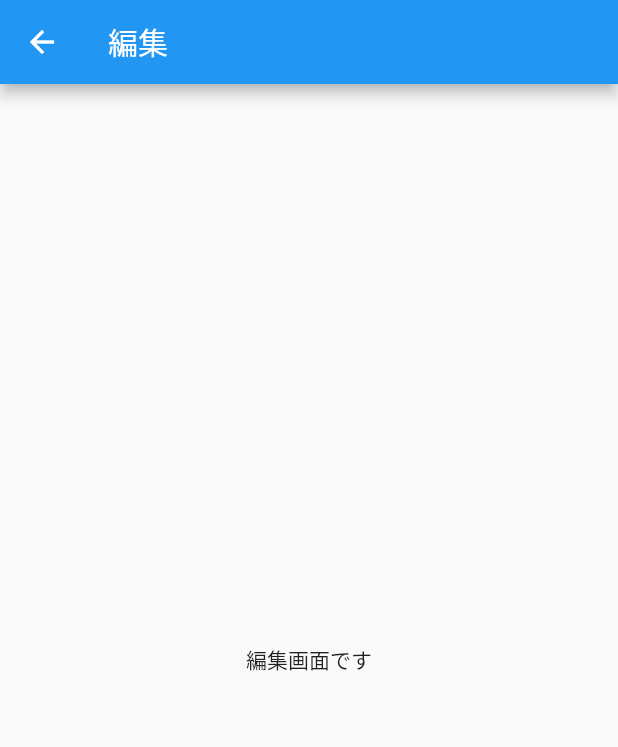
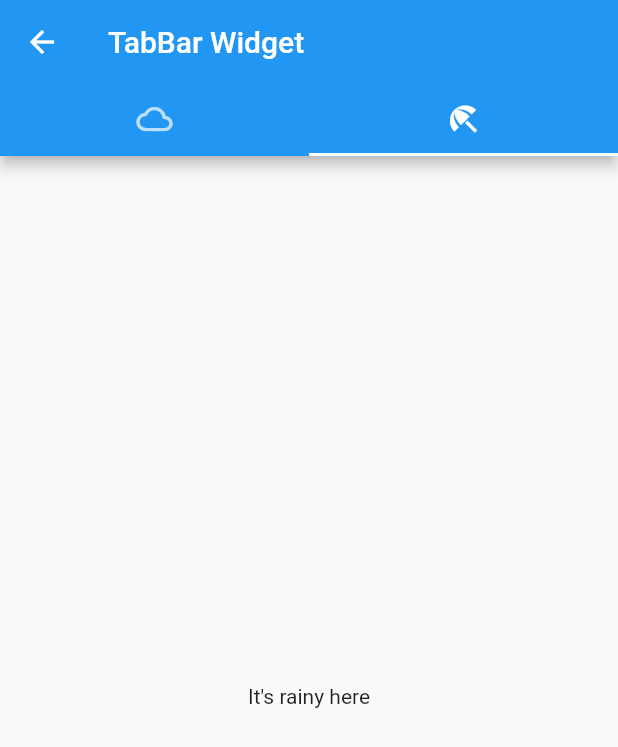
Before and after one commit to ShugoYabuno/memoru, a Flutter app: the Edit screen opened by its route, on a phone screen of 412 x 824 dp. Shown: the top 747 px of the screen. Run offline on Flutter 3.47's test engine with Material 2 defaults, Android fonts, the phone set to English and light mode, and no system bars; our stand-ins replace flutter_hooks, hooks_riverpod.

Commit message:
タブ表示

```diff
--- a/lib/edit.dart
+++ b/lib/edit.dart
@@ -1,19 +1,38 @@
 import 'package:flutter/material.dart';
+import 'package:flutter_hooks/flutter_hooks.dart';
+// import 'package:hooks_riverpod/hooks_riverpod.dart';
+// import 'package:flutter_hooks/flutter_hooks.dart';
 
-class Edit extends StatefulWidget {
-  @override
-  _EditState createState() => new _EditState();
-}
+class Edit extends HookWidget {
+  const Edit({Key? key}) : super(key: key);
 
-class _EditState extends State<Edit> {
   @override
   Widget build(BuildContext context) {
-    return new Scaffold(
-        appBar: new AppBar(
-          title: new Text("編集"),
-        ),
-        body: Center(
-          child: Text("編集画面です"),
-        ));
+    return DefaultTabController(
+      initialIndex: 1,
+      length: 2,
+      child: Scaffold(
+          appBar: AppBar(
+            title: const Text('TabBar Widget'),
+            bottom: const TabBar(
+              tabs: <Widget>[
+                Tab(
+                  icon: Icon(Icons.cloud_outlined),
+                ),
+                Tab(
+                  icon: Icon(Icons.beach_access_sharp),
+                ),
+              ],
+            ),
+          ),
+          body: const TabBarView(children: <Widget>[
+            Center(
+              child: Text('It\'s cloudy here'),
+            ),
+            Center(
+              child: Text('It\'s rainy here'),
+            ),
+          ])),
+    );
   }
 }
```
